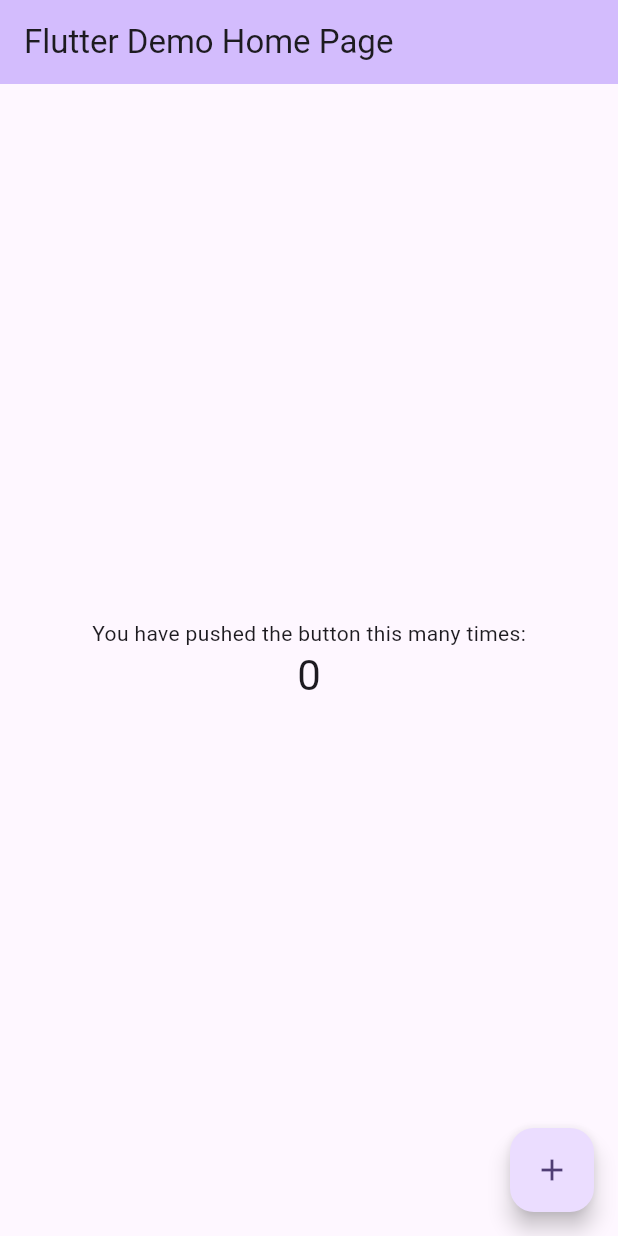
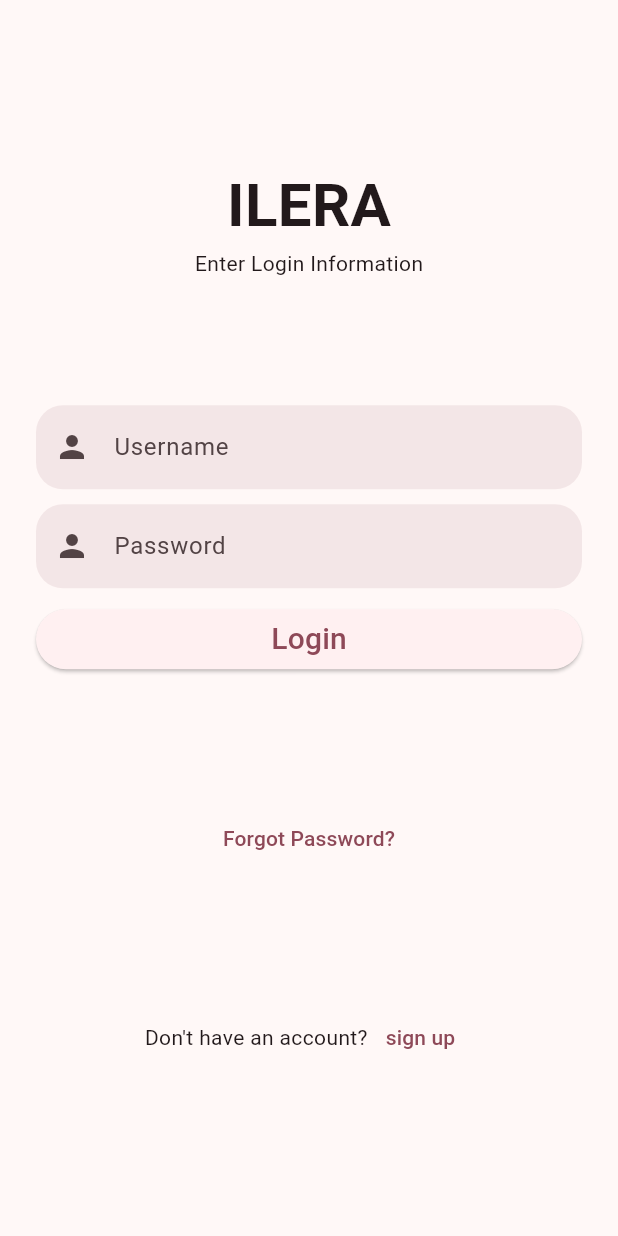
Before and after one commit to cmb2353/divhacks_2023_project, a Flutter app: the screen it shows after launch, on a phone screen of 412 x 824 dp. Run offline on Flutter 3.47's test engine with Material 2 defaults, Android fonts, the light colour scheme and no system bars; our stand-ins replace ionicons.

Commit message:
leanas work

```diff
--- /dev/null
+++ b/lib/login.dart
@@ -0,0 +1,91 @@
+import 'package:flutter/material.dart';
+import 'package:divhacks_2023_project/signup.dart';
+
+class LoginPage extends StatelessWidget{
+  @override
+  Widget build(BuildContext context){
+    return SafeArea(
+      child: Scaffold(
+        body: Container(
+          margin: EdgeInsets.all(24),
+          child: Column(
+            mainAxisAlignment:MainAxisAlignment.spaceEvenly,
+            children:[
+              _header(context),
+              _inputFeild(context),
+              _forgotPassword(context),
+              _signup(context),
+            ],
+          ),
+        ),
+      ),
+    );
+  }
+  _header(context){
+    return const Column(
+      children: [
+        Text(
+          "ILERA",
+          style: TextStyle(fontSize:40,fontWeight:FontWeight.bold),
+        ),
+        Text("Enter Login Information"),
+      ],
+      );
+  }
+  _inputFeild(context){
+    return Column(
+      crossAxisAlignment: CrossAxisAlignment.stretch,
+      children: [
+        TextField(
+          decoration: InputDecoration(
+            hintText: "Username",
+            border: OutlineInputBorder(
+              borderRadius: BorderRadius.circular(18),
+              borderSide: BorderSide.none),
+            fillColor: Theme.of(context).primaryColor.withOpacity(0.1),
+            filled: true,
+            prefixIcon: Icon(Icons.person),
+          ),
+        ),
+        const SizedBox(height: 10),
+        TextField(
+          decoration: InputDecoration(
+            hintText:"Password",
+            border: OutlineInputBorder(
+              borderRadius: BorderRadius.circular(18),
+              borderSide: BorderSide.none),
+            fillColor: Theme.of(context).primaryColor.withOpacity(0.1),
+            filled: true,
+            prefixIcon: Icon(Icons.person),
+            ),
+            obscureText: true,
+          ),
+          const SizedBox(height:10),
+          ElevatedButton(
+            onPressed: () {},
+            child: Text(
+              "Login",
+              style: TextStyle(fontSize: 20),
+              ),
+          )
+      ],
+    );
+  }
+  _forgotPassword(context){
+    return TextButton(onPressed: () {}, child: Text("Forgot Password?"));
+  }
+  _signup(context){
+    return Row(
+      mainAxisAlignment: MainAxisAlignment.center,
+      children: [
+        Text("Don't have an account?"),
+        TextButton(onPressed: () {
+         Navigator.push(
+              context,
+              MaterialPageRoute(builder: (context) => SigninPage()),
+            );
+        }, child: Text("sign up"))
+      ],
+    );
+  }
+}
--- a/lib/main.dart
+++ b/lib/main.dart
@@ -1,3 +1,4 @@
+import 'package:divhacks_2023_project/login.dart';
 import 'package:flutter/material.dart';
 
 void main() {
@@ -28,10 +29,10 @@ class MyApp extends StatelessWidget {
         //
         // This works for code too, not just values: Most code changes can be
         // tested with just a hot reload.
-        colorScheme: ColorScheme.fromSeed(seedColor: Colors.deepPurple),
+        colorScheme: ColorScheme.fromSeed(seedColor: Color.fromRGBO(226, 115, 140, 0)),
         useMaterial3: true,
       ),
-      home: const MyHomePage(title: 'Flutter Demo Home Page'),
+      home: LoginPage(),
     );
   }
 }
--- a/pubspec.yaml
+++ b/pubspec.yaml
@@ -35,6 +35,7 @@ dependencies:
   # The following adds the Cupertino Icons font to your application.
   # Use with the CupertinoIcons class for iOS style icons.
   cupertino_icons: ^1.0.2
+  ionicons: ^0.2.2
 
 dev_dependencies:
   flutter_test:
```
Also changed, not shown: lib/model/allsets.dart (added, +39 -0 lines), lib/settings.dart (added, +107 -0 lines), lib/signup.dart (added, +104 -0 lines), flutter_01.png (added), pubspec.lock.
